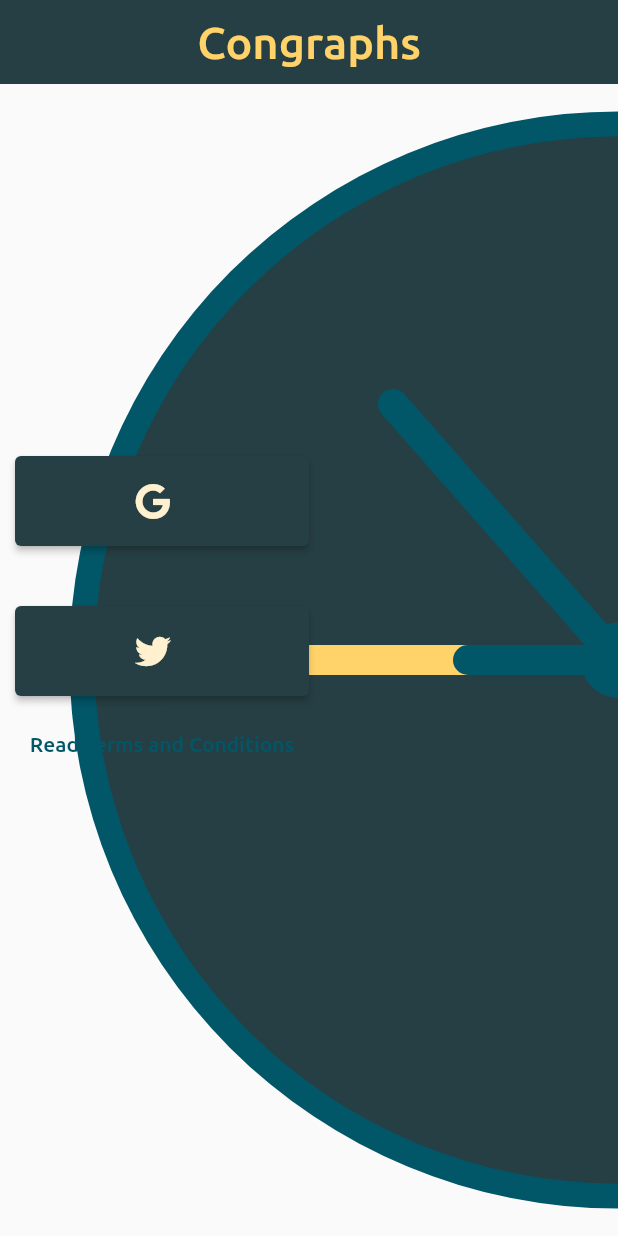
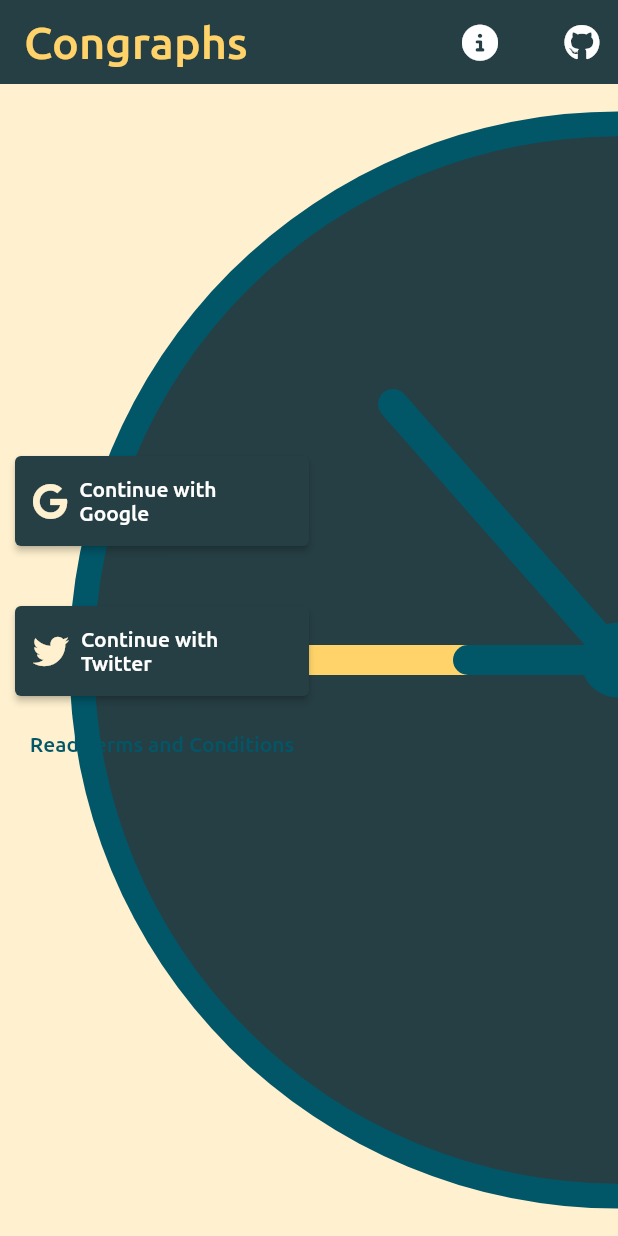
Before and after one commit to smilefocal/cong-m1, a Flutter app: the screen it shows after launch, on a phone screen of 412 x 824 dp. Run offline on Flutter 3.47's test engine with Material 2 defaults, Android fonts, the phone set to English and light mode, and no system bars; our stand-ins replace font_awesome_flutter.

Commit message:
refactor:improve authentication design

```diff
--- a/lib/authentication/modules/authentication_buttons_module.dart
+++ b/lib/authentication/modules/authentication_buttons_module.dart
@@ -24,7 +24,7 @@ class AuthenticationButtonsModule extends StatelessWidget {
                   FontAwesomeIcons.google,
                   color: AppButtonStyles.iconTheme,
                 ),
-                label: const Text(''),
+                label: const Text('Continue with Google'),
               ),
             ),
             const SizedBox(
@@ -39,7 +39,7 @@ class AuthenticationButtonsModule extends StatelessWidget {
                   FontAwesomeIcons.twitter,
                   color: AppButtonStyles.iconTheme,
                 ),
-                label: const Text(''),
+                label: const Text('Continue with Twitter'),
               ),
             ),
             Padding(
--- a/lib/authentication/modules/paint_clock_module.dart
+++ b/lib/authentication/modules/paint_clock_module.dart
@@ -1,6 +1,7 @@
 import 'package:congraph/styles/app_colors.dart';
 import 'package:congraph/styles/app_text_styles.dart';
 import 'package:flutter/material.dart';
+import 'package:font_awesome_flutter/font_awesome_flutter.dart';
 
 class PaintClockModule extends StatelessWidget {
   const PaintClockModule({Key? key}) : super(key: key);
@@ -8,14 +9,30 @@ class PaintClockModule extends StatelessWidget {
   @override
   Widget build(BuildContext context) {
     return Scaffold(
+      backgroundColor: AppColors.color4,
       appBar: AppBar(
         elevation: 0,
         backgroundColor: AppColors.appBarBackgroundColor,
-        centerTitle: true,
-        title: const Text(
+        // centerTitle: true,
+        title: const SelectableText(
           'Congraphs',
           style: AppTextStyles.appBarTextStyle,
         ),
+        actions: [
+          IconButton(
+            onPressed: () {},
+            icon: const FaIcon(FontAwesomeIcons.circleInfo),
+            tooltip: 'Info',
+          ),
+          const SizedBox(
+            width: 20,
+          ),
+          IconButton(
+            onPressed: () {},
+            icon: const FaIcon(FontAwesomeIcons.github),
+            tooltip: 'Source code',
+          )
+        ],
       ),
       body: CustomPaint(
         painter: ActuallyDrawClock(),
--- /dev/null
+++ b/lib/home/screen/home_page.dart
@@ -0,0 +1,10 @@
+import 'package:flutter/material.dart';
+
+class HomePage extends StatelessWidget {
+  const HomePage({Key? key}) : super(key: key);
+
+  @override
+  Widget build(BuildContext context) {
+    return Container();
+  }
+}
--- a/lib/main.dart
+++ b/lib/main.dart
@@ -12,6 +12,7 @@ class MyApp extends StatelessWidget {
   @override
   Widget build(BuildContext context) {
     return MaterialApp(
+      debugShowCheckedModeBanner: false,
       theme: ThemeData(
         elevatedButtonTheme: AppButtonStyles().elevatedButtonTheme,
         textButtonTheme: AppButtonStyles().textButtonTheme,
```
